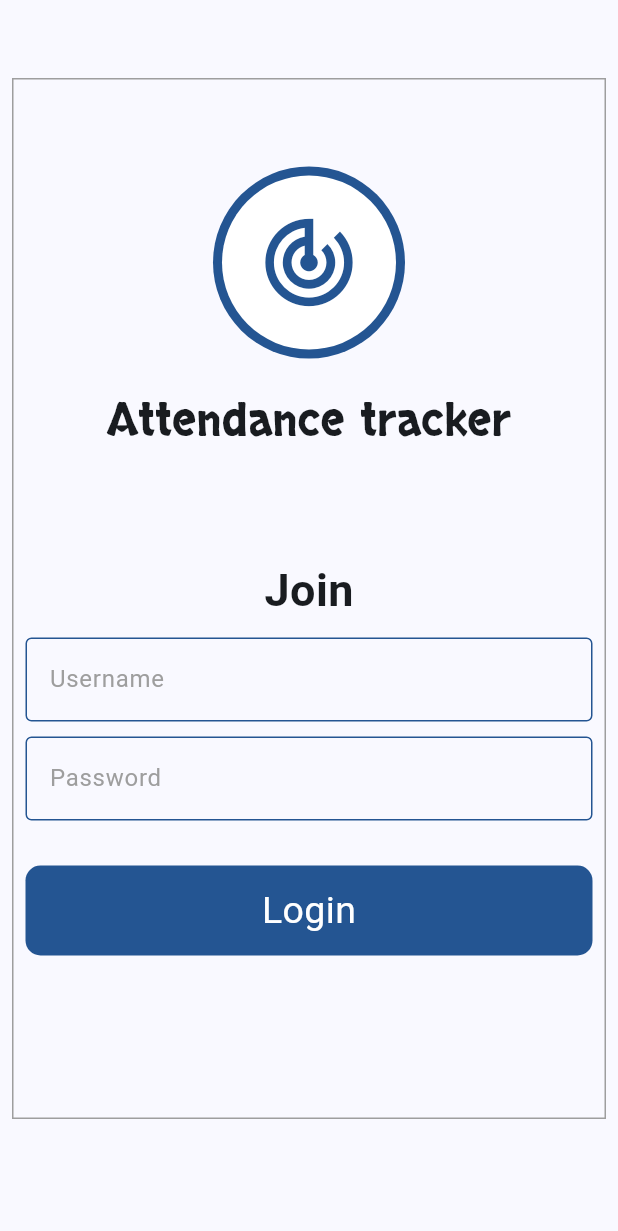
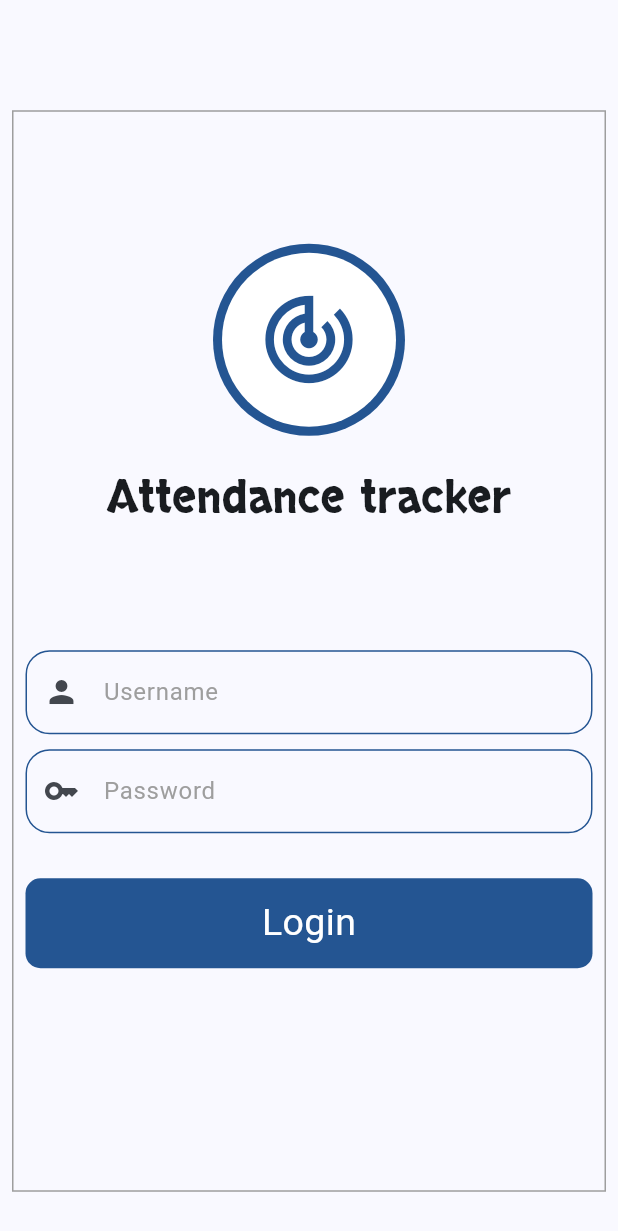
Before and after one commit to Yousefjoo17/Attendance-tracking, a Flutter app: the screen it shows after launch, on a phone screen of 412 x 824 dp. Shown: the top 1231 px of the screen. Run offline on Flutter 3.47's test engine with Material 2 defaults, Android fonts, the phone set to English and light mode, and no system bars.

Commit message:
finishing  login view

```diff
--- /dev/null
+++ b/lib/views/Home_View.dart
@@ -0,0 +1,10 @@
+import 'package:flutter/material.dart';
+
+class HomeView extends StatelessWidget {
+  const HomeView({super.key});
+
+  @override
+  Widget build(BuildContext context) {
+    return const Scaffold();
+  }
+}
--- a/lib/views/Login_View.dart
+++ b/lib/views/Login_View.dart
@@ -1,3 +1,4 @@
+import 'package:attendence_tracking/views/Home_View.dart';
 import 'package:attendence_tracking/views/widgets/Custom_Button.dart';
 import 'package:attendence_tracking/views/widgets/Custom_text_field.dart';
 import 'package:attendence_tracking/views/widgets/app_logo.dart';
@@ -9,21 +10,20 @@ class LoginView extends StatelessWidget {
   @override
   Widget build(BuildContext context) {
     return Scaffold(
-      body: SingleChildScrollView(
-        reverse: true,
-        child: Center(
+      body: Center(
         child: Container(
           width: double.infinity,
           padding: const EdgeInsets.all(8),
-            margin:
-                const EdgeInsets.only(left: 8, right: 8, bottom: 8, top: 52),
+          margin: const EdgeInsets.only(left: 8, right: 8, bottom: 8, top: 52),
           decoration: BoxDecoration(
             border: Border.all(color: Colors.grey),
           ),
+          child: SingleChildScrollView(
+            reverse: true,
             child: Column(
               crossAxisAlignment: CrossAxisAlignment.center,
               children: [
-                const SizedBox(height: 50),
+                const SizedBox(height: 80),
                 const AppLogo(),
                 const SizedBox(height: 20),
                 const Text(
@@ -33,30 +33,32 @@ class LoginView extends StatelessWidget {
                     fontFamily: 'Skranji',
                   ),
                 ),
-
                 const SizedBox(height: 70),
-                const Text(
-                  'Join',
-                  style: TextStyle(
-                    fontSize: 30,
-                    fontWeight: FontWeight.bold,
-                  ),
-                ),
                 const SizedBox(height: 10),
                 CustomTextField(
                   hinttext: 'Username',
                   obsecuretext: false,
                   onchanged: (value) {},
+                  icon: const Icon(Icons.person),
                 ),
                 const SizedBox(height: 10),
                 CustomTextField(
                   hinttext: 'Password',
                   obsecuretext: true,
                   onchanged: (value) {},
+                  icon: const Icon(Icons.key),
                 ),
                 const SizedBox(height: 30),
-                CustomButton(text: 'Login', ontap: () {}),
-                const SizedBox(height: 100),
+                CustomButton(
+                    text: 'Login',
+                    ontap: () {
+                      Navigator.push(
+                        context,
+                        MaterialPageRoute(
+                            builder: (context) => const HomeView()),
+                      );
+                    }),
+                const SizedBox(height: 140),
               ],
             ),
           ),
--- a/lib/views/widgets/Custom_text_field.dart
+++ b/lib/views/widgets/Custom_text_field.dart
@@ -6,10 +6,14 @@ import 'package:flutter/material.dart';
 class CustomTextField extends StatelessWidget {
   // ignore: use_key_in_widget_constructors
   CustomTextField(
-      {required this.hinttext, this.onchanged, required this.obsecuretext});
+      {required this.hinttext,
+      this.onchanged,
+      required this.obsecuretext,
+      this.icon});
   final String? hinttext;
   Function(String)? onchanged;
   final bool obsecuretext;
+  final Icon? icon;
   @override
   Widget build(BuildContext context) {
     return TextFormField(
@@ -22,12 +26,19 @@ class CustomTextField extends StatelessWidget {
       onChanged: onchanged,
       obscureText: obsecuretext,
       decoration: InputDecoration(
+        prefixIcon: icon,
+        labelText: hinttext,
+        labelStyle: const TextStyle(color: Colors.grey),
         hintText: hinttext,
         hintStyle: const TextStyle(color: Colors.grey),
-        enabledBorder: const OutlineInputBorder(
-            borderSide: BorderSide(color: kprimaryColor)),
-        border: const OutlineInputBorder(
-            borderSide: BorderSide(color: Colors.black)),
+        enabledBorder: OutlineInputBorder(
+          borderSide: const BorderSide(color: kprimaryColor),
+          borderRadius: BorderRadius.circular(16),
+        ),
+        border: OutlineInputBorder(
+          borderSide: const BorderSide(color: Colors.black),
+          borderRadius: BorderRadius.circular(16),
+        ),
       ),
     );
   }
```
Lines whose indentation alone changed are shown as unchanged.
